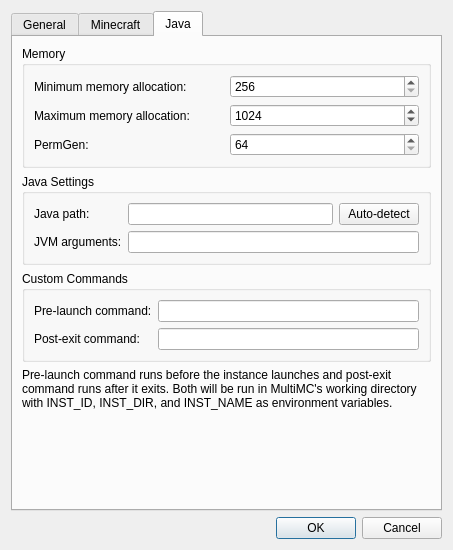
Above: gui/settingsdialog.ui from FreesmTeam/FreesmLauncher before the change. Below: the same form after it.
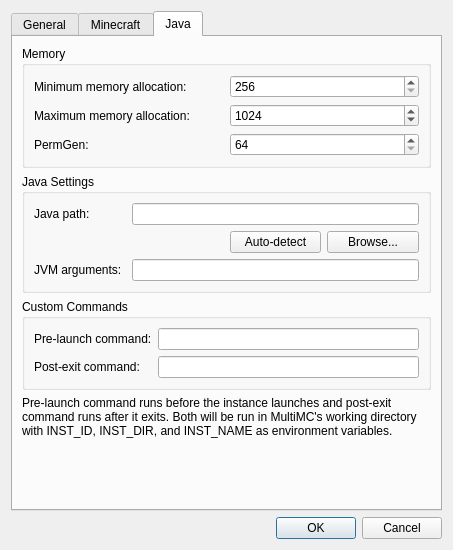
That is the form after the change. Icons and pictures are not drawn.

Commit message: Add "browse" button using Qt's file browser to settings dialog

Patch:
```diff
--- a/gui/settingsdialog.ui
+++ b/gui/settingsdialog.ui
@@ -379,26 +379,33 @@
             </property>
            </widget>
           </item>
-          <item row="0" column="1">
-           <widget class="QLineEdit" name="javaPathTextBox"/>
-          </item>
-          <item row="1" column="0">
+          <item row="2" column="0">
            <widget class="QLabel" name="labelJVMArgs">
             <property name="text">
              <string>JVM arguments:</string>
             </property>
            </widget>
           </item>
-          <item row="0" column="2">
+          <item row="1" column="3">
+           <widget class="QPushButton" name="btnBrowse">
+            <property name="text">
+             <string>Browse...</string>
+            </property>
+           </widget>
+          </item>
+          <item row="0" column="1" colspan="3">
+           <widget class="QLineEdit" name="javaPathTextBox"/>
+          </item>
+          <item row="2" column="1" colspan="3">
+           <widget class="QLineEdit" name="jvmArgsTextBox"/>
+          </item>
+          <item row="1" column="2">
            <widget class="QPushButton" name="pushButton">
             <property name="text">
              <string>Auto-detect</string>
             </property>
            </widget>
           </item>
-          <item row="1" column="1" colspan="2">
-           <widget class="QLineEdit" name="jvmArgsTextBox"/>
-          </item>
          </layout>
         </widget>
        </item>
```
The commit also changes 2 other files.
